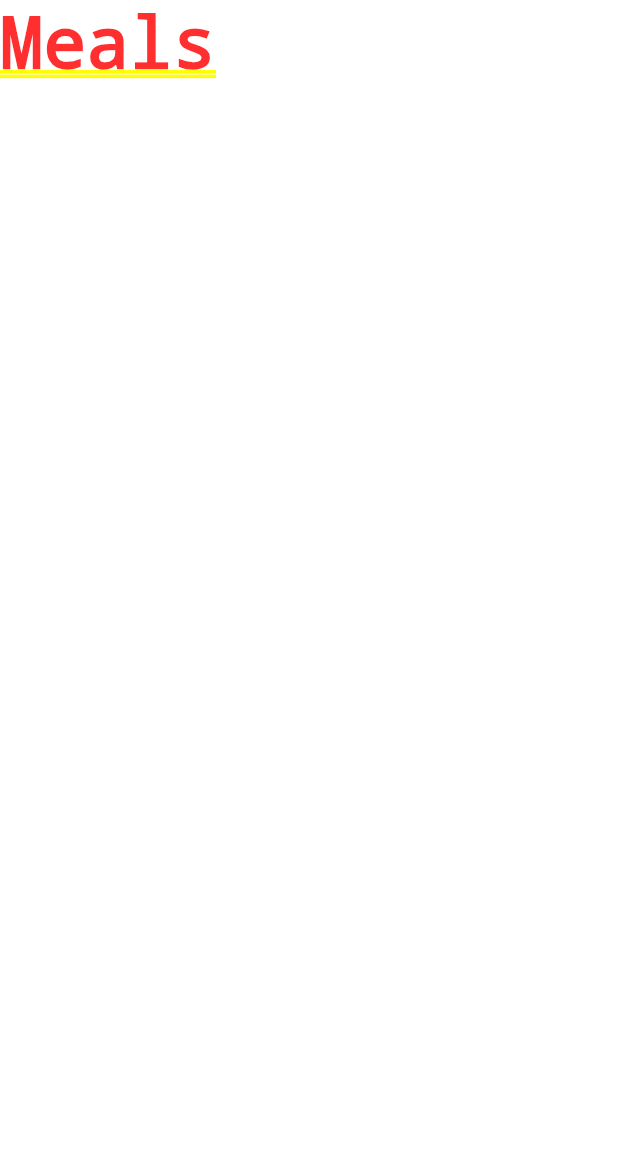
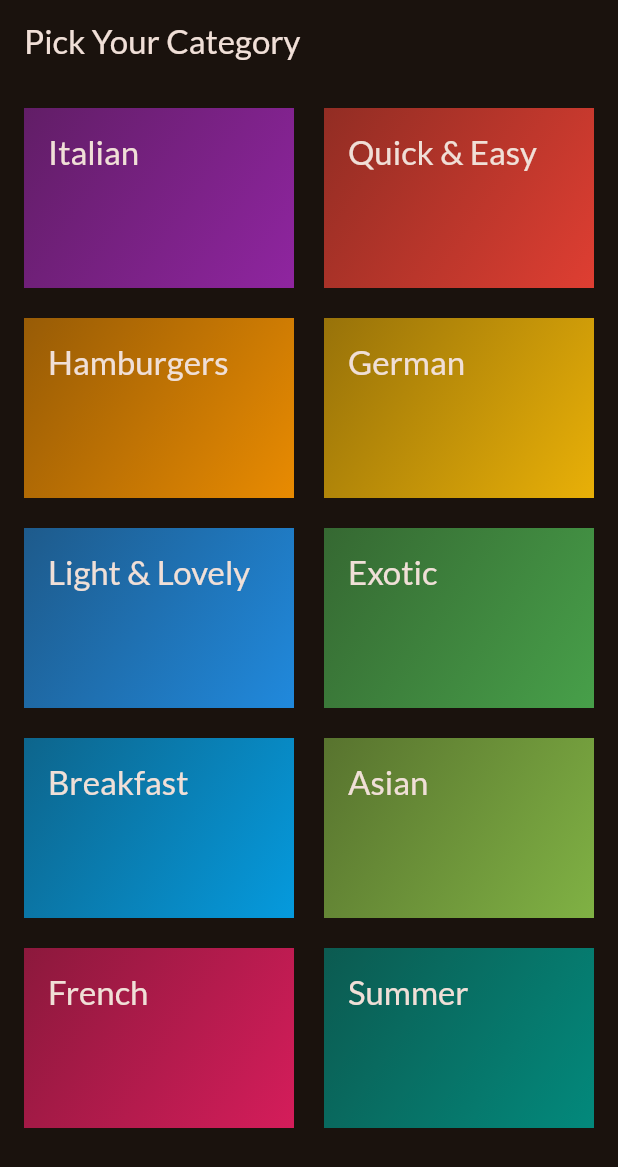
Before and after one commit to HassanKhan123/meals-app, a Flutter app: the screen it shows after launch, on a phone screen of 412 x 824 dp. Shown: the top 1167 px of the screen. Run offline on Flutter 3.47's test engine with Material 2 defaults, Android fonts, the phone set to English and light mode, and no system bars; our stand-ins replace google_fonts.

Commit message:
added: categories screen

```diff
--- /dev/null
+++ b/lib/data/dummy_data.dart
@@ -0,0 +1,56 @@
+import 'package:flutter/material.dart';
+
+import 'package:meals/models/category.dart';
+
+const availableCategories = [
+  Category(
+    id: 'c1',
+    title: 'Italian',
+    color: Colors.purple,
+  ),
+  Category(
+    id: 'c2',
+    title: 'Quick & Easy',
+    color: Colors.red,
+  ),
+  Category(
+    id: 'c3',
+    title: 'Hamburgers',
+    color: Colors.orange,
+  ),
+  Category(
+    id: 'c4',
+    title: 'German',
+    color: Colors.amber,
+  ),
+  Category(
+    id: 'c5',
+    title: 'Light & Lovely',
+    color: Colors.blue,
+  ),
+  Category(
+    id: 'c6',
+    title: 'Exotic',
+    color: Colors.green,
+  ),
+  Category(
+    id: 'c7',
+    title: 'Breakfast',
+    color: Colors.lightBlue,
+  ),
+  Category(
+    id: 'c8',
+    title: 'Asian',
+    color: Colors.lightGreen,
+  ),
+  Category(
+    id: 'c9',
+    title: 'French',
+    color: Colors.pink,
+  ),
+  Category(
+    id: 'c10',
+    title: 'Summer',
+    color: Colors.teal,
+  ),
+];
--- a/lib/main.dart
+++ b/lib/main.dart
@@ -1,6 +1,7 @@
 import 'package:flutter/material.dart';
 
 import 'package:google_fonts/google_fonts.dart';
+import 'package:meals/screens/categories.dart';
 
 final theme = ThemeData(
   useMaterial3: true,
@@ -20,6 +21,6 @@ class App extends StatelessWidget {
 
   @override
   Widget build(BuildContext context) {
-    return MaterialApp(theme: theme, home: Text('Meals'));
+    return MaterialApp(theme: theme, home: CategoriesScreen());
   }
 }
--- /dev/null
+++ b/lib/models/category.dart
@@ -0,0 +1,10 @@
+import 'package:flutter/material.dart';
+
+class Category {
+  const Category(
+      {required this.id, required this.title, this.color = Colors.orange});
+
+  final String id;
+  final String title;
+  final Color color;
+}
--- /dev/null
+++ b/lib/screens/categories.dart
@@ -0,0 +1,30 @@
+import 'package:flutter/material.dart';
+
+import 'package:meals/data/dummy_data.dart';
+import 'package:meals/widgets/category_grid_item.dart';
+
+class CategoriesScreen extends StatelessWidget {
+  const CategoriesScreen({super.key});
+
+  @override
+  Widget build(BuildContext context) {
+    return Scaffold(
+      appBar: AppBar(
+        title: const Text('Pick Your Category'),
+      ),
+      body: GridView(
+        padding: const EdgeInsets.all(16),
+        gridDelegate: const SliverGridDelegateWithFixedCrossAxisCount(
+          crossAxisCount: 2,
+          childAspectRatio: 3 / 2,
+          crossAxisSpacing: 20,
+          mainAxisSpacing: 20,
+        ),
+        children: [
+          for (final category in availableCategories)
+            CategoryGridItem(category: category)
+        ],
+      ),
+    );
+  }
+}
--- /dev/null
+++ b/lib/widgets/category_grid_item.dart
@@ -0,0 +1,31 @@
+import 'package:flutter/material.dart';
+
+import 'package:meals/models/category.dart';
+
+class CategoryGridItem extends StatelessWidget {
+  const CategoryGridItem({required this.category, super.key});
+
+  final Category category;
+
+  @override
+  Widget build(BuildContext context) {
+    return Container(
+      padding: const EdgeInsets.all(16),
+      decoration: BoxDecoration(
+        gradient: LinearGradient(colors: [
+          category.color.withOpacity(0.55),
+          category.color.withOpacity(
+            0.9,
+          ),
+        ], begin: Alignment.topLeft, end: Alignment.bottomRight),
+      ),
+      child: Text(
+        category.title,
+        style: Theme.of(context)
+            .textTheme
+            .titleLarge!
+            .copyWith(color: Theme.of(context).colorScheme.onBackground),
+      ),
+    );
+  }
+}
```
